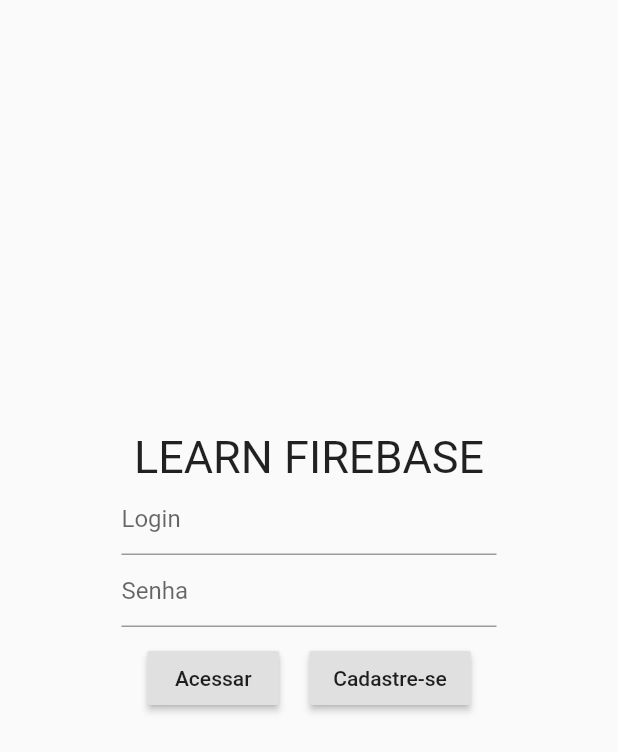
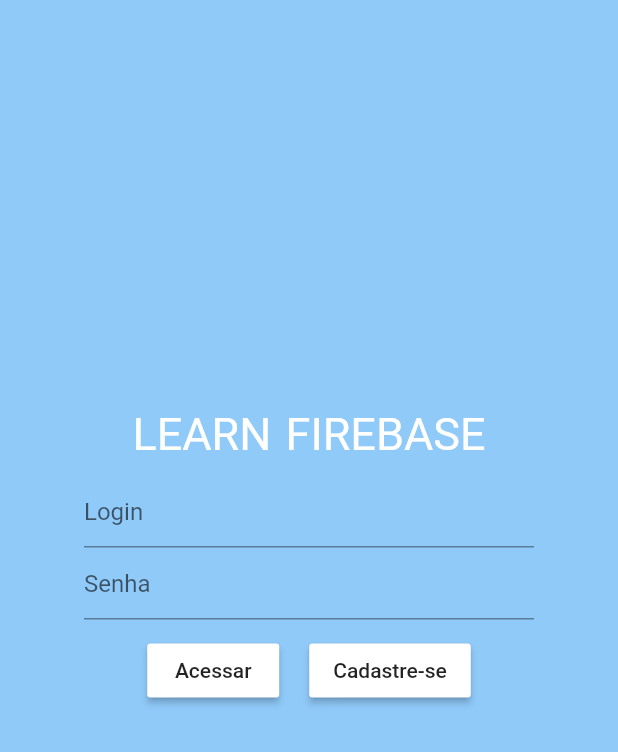
Before and after one commit to emersonleo/Firebase, a Flutter app: the screen it shows after launch, on a phone screen of 412 x 824 dp. Shown: the top 752 px of the screen. Run offline on Flutter 3.47's test engine with Material 2 defaults, Android fonts, the phone set to English and light mode, and no system bars.

Commit message:
finalizando tela inicial (login)

```diff
--- a/lib/main.dart
+++ b/lib/main.dart
@@ -23,13 +23,14 @@ class MyHomePage extends StatelessWidget {
   @override
   Widget build(BuildContext context) {
     return Scaffold(
+        backgroundColor: Colors.blue[200],
         body: Center(
-      child: Container(
-        width: 250,
-        height: 250,
-        child: HomeColumn(),
-      ),
-    ));
+          child: Container(
+            width: 300,
+            height: 300,
+            child: HomeColumn(),
+          ),
+        ));
   }
 }
 
@@ -38,10 +39,15 @@ class HomeColumn extends StatelessWidget {
   Widget build(BuildContext context) {
     return Column(
       children: <Widget>[
-        Center(
+        Container(
+          margin: EdgeInsets.all(10),
           child: Text(
             "LEARN FIREBASE",
-            style: TextStyle(fontSize: 30),
+            style: TextStyle(
+              wordSpacing: 2,
+              fontSize: 30,
+              color: Colors.white,
+            ),
           ),
         ),
         Container(
@@ -51,6 +57,7 @@ class HomeColumn extends StatelessWidget {
         ),
         Container(
           child: TextField(
+            obscureText: true,
             decoration: InputDecoration(hintText: "Senha"),
           ),
         ),
@@ -60,6 +67,7 @@ class HomeColumn extends StatelessWidget {
             Container(
               margin: EdgeInsets.all(10),
               child: RaisedButton(
+                color: Colors.white,
                 onPressed: () {},
                 child: Text("Acessar"),
               ),
@@ -67,6 +75,7 @@ class HomeColumn extends StatelessWidget {
             Container(
               margin: EdgeInsets.all(10),
               child: RaisedButton(
+                color: Colors.white,
                 onPressed: () {},
                 child: Text("Cadastre-se"),
               ),
```
